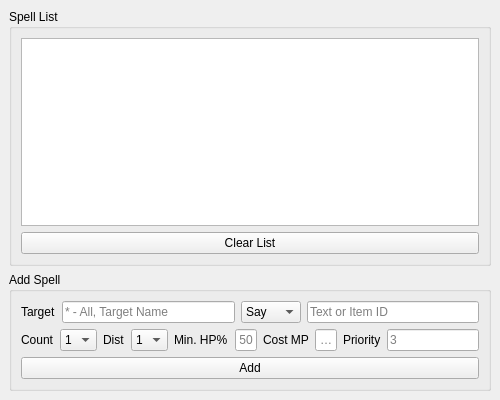
Above: MVC/View/Spells/SpellsView.ui from enzerah/EasyBot_GUI before the change. Below: the same form after it.
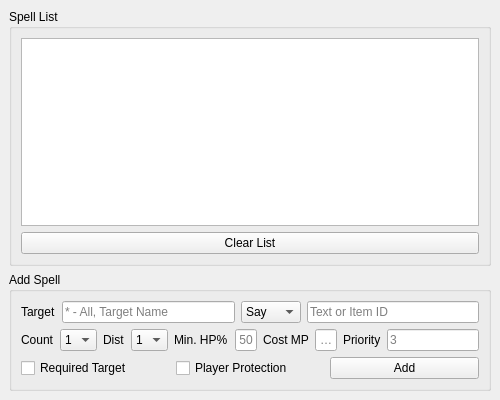
That is the form after the change.

The edit to the form file:
```diff
--- a/MVC/View/Spells/SpellsView.ui
+++ b/MVC/View/Spells/SpellsView.ui
@@ -397,11 +397,29 @@
         </layout>
        </item>
        <item>
+        <layout class="QHBoxLayout" name="horizontalLayout">
+         <item>
+          <widget class="QCheckBox" name="requiredTarget_checkBox">
+           <property name="text">
+            <string>Required Target</string>
+           </property>
+          </widget>
+         </item>
+         <item>
+          <widget class="QCheckBox" name="playerProtection_checkBox">
+           <property name="text">
+            <string>Player Protection</string>
+           </property>
+          </widget>
+         </item>
+         <item>
         <widget class="QPushButton" name="add_pushButton">
          <property name="text">
           <string>Add</string>
          </property>
         </widget>
+         </item>
+        </layout>
        </item>
       </layout>
      </widget>
```
Lines whose indentation alone changed are shown as unchanged.
